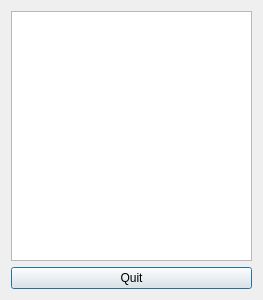
Above: selectiondialog.ui from LambolAlee/PasTk-Cpp-Windows before the change. Below: the same form after it.
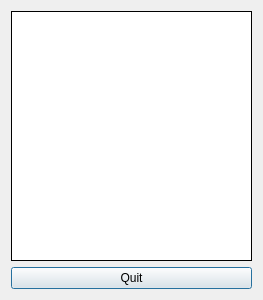
That is the form after the change.

Commit message: adjust the width of detail and selection window

What changed in the file:
```diff
--- a/selectiondialog.ui
+++ b/selectiondialog.ui
@@ -16,9 +16,35 @@
   <layout class="QGridLayout" name="gridLayout">
    <item row="0" column="0">
     <widget class="QListView" name="listView">
+     <property name="font">
+      <font>
+       <pointsize>10</pointsize>
+      </font>
+     </property>
+     <property name="frameShape">
+      <enum>QFrame::Box</enum>
+     </property>
      <property name="frameShadow">
       <enum>QFrame::Plain</enum>
      </property>
+     <property name="lineWidth">
+      <number>1</number>
+     </property>
+     <property name="showDropIndicator" stdset="0">
+      <bool>false</bool>
+     </property>
+     <property name="dragEnabled">
+      <bool>false</bool>
+     </property>
+     <property name="dragDropMode">
+      <enum>QAbstractItemView::NoDragDrop</enum>
+     </property>
+     <property name="defaultDropAction">
+      <enum>Qt::MoveAction</enum>
+     </property>
+     <property name="alternatingRowColors">
+      <bool>true</bool>
+     </property>
     </widget>
    </item>
    <item row="1" column="0">
```
The commit also changes 7 other files.
